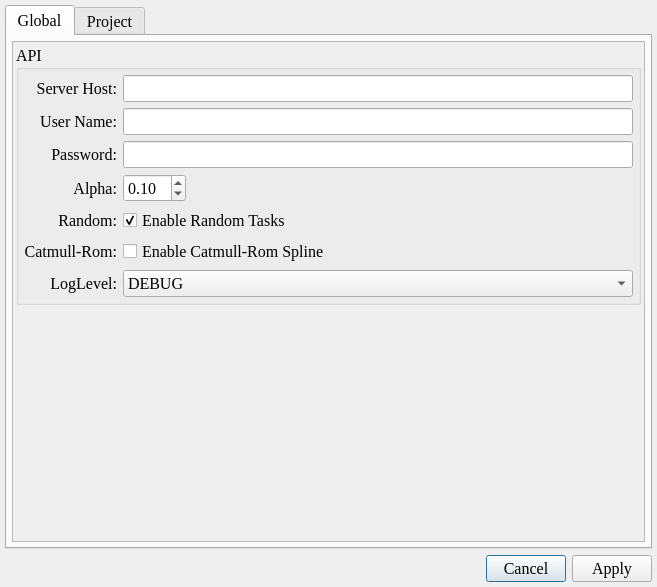
ZhengGroupLZU/ZLabel, file resources/ui/dialog_settings.ui: the form before one commit.
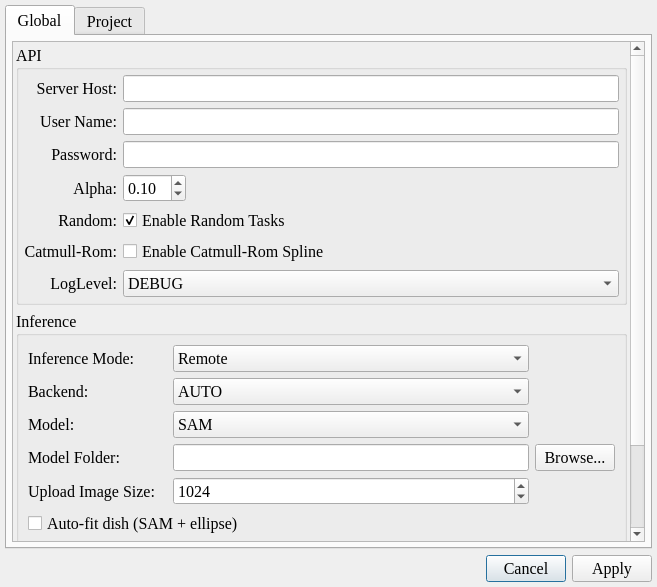
The form after the commit. Icons and pictures are not drawn.

Commit message: seed-germination workflow, SAM3 local inference, WeChat OCR, GUI test suite

Patch:
```diff
--- a/resources/ui/dialog_settings.ui
+++ b/resources/ui/dialog_settings.ui
@@ -103,8 +103,8 @@
            <rect>
             <x>0</x>
             <y>0</y>
-            <width>629</width>
-            <height>501</height>
+            <width>615</width>
+            <height>597</height>
            </rect>
           </property>
           <layout class="QGridLayout" name="gridLayout">
@@ -305,6 +305,186 @@
             </widget>
            </item>
            <item row="1" column="0">
+            <widget class="QGroupBox" name="gbox_inference">
+             <property name="title">
+              <string>Inference</string>
+             </property>
+             <layout class="QGridLayout" name="grid_inference">
+              <item row="0" column="0">
+               <widget class="QLabel" name="label_inf_mode">
+                <property name="text">
+                 <string>Inference Mode:</string>
+                </property>
+               </widget>
+              </item>
+              <item row="0" column="1">
+               <widget class="QComboBox" name="cmbox_inference_mode">
+                <item>
+                 <property name="text">
+                  <string>Remote</string>
+                 </property>
+                </item>
+                <item>
+                 <property name="text">
+                  <string>Local</string>
+                 </property>
+                </item>
+               </widget>
+              </item>
+              <item row="1" column="0">
+               <widget class="QLabel" name="label_backend">
+                <property name="text">
+                 <string>Backend:</string>
+                </property>
+               </widget>
+              </item>
+              <item row="1" column="1">
+               <widget class="QComboBox" name="cmbox_backend">
+                <item>
+                 <property name="text">
+                  <string>AUTO</string>
+                 </property>
+                </item>
+                <item>
+                 <property name="text">
+                  <string>CPU</string>
+                 </property>
+                </item>
+                <item>
+                 <property name="text">
+                  <string>CUDA</string>
+                 </property>
+                </item>
+                <item>
+                 <property name="text">
+                  <string>Metal</string>
+                 </property>
+                </item>
+                <item>
+                 <property name="text">
+                  <string>OpenCL</string>
+                 </property>
+                </item>
+               </widget>
+              </item>
+              <item row="2" column="0">
+               <widget class="QLabel" name="label_model">
+                <property name="text">
+                 <string>Model:</string>
+                </property>
+               </widget>
+              </item>
+              <item row="2" column="1">
+               <widget class="QComboBox" name="cmbox_model_name">
+                <item>
+                 <property name="text">
+                  <string>SAM</string>
+                 </property>
+                </item>
+                <item>
+                 <property name="text">
+                  <string>EdgeSAM</string>
+                 </property>
+                </item>
+                <item>
+                 <property name="text">
+                  <string>SlimSAM</string>
+                 </property>
+                </item>
+                <item>
+                 <property name="text">
+                  <string>SAM2</string>
+                 </property>
+                </item>
+                <item>
+                 <property name="text">
+                  <string>SAM3</string>
+                 </property>
+                </item>
+               </widget>
+              </item>
+              <item row="3" column="0">
+               <widget class="QLabel" name="label_model_folder">
+                <property name="text">
+                 <string>Model Folder:</string>
+                </property>
+               </widget>
+              </item>
+              <item row="3" column="1">
+               <widget class="QLineEdit" name="ledit_model_dir"/>
+              </item>
+              <item row="3" column="2">
+               <widget class="QPushButton" name="btn_model_dir">
+                <property name="text">
+                 <string>Browse...</string>
+                </property>
+               </widget>
+              </item>
+              <item row="4" column="0">
+               <widget class="QLabel" name="label_upload_size">
+                <property name="text">
+                 <string>Upload Image Size:</string>
+                </property>
+               </widget>
+              </item>
+              <item row="4" column="1">
+               <widget class="QSpinBox" name="spin_upload_size">
+                <property name="minimum">
+                 <number>64</number>
+                </property>
+                <property name="maximum">
+                 <number>8192</number>
+                </property>
+                <property name="singleStep">
+                 <number>64</number>
+                </property>
+                <property name="value">
+                 <number>1024</number>
+                </property>
+               </widget>
+              </item>
+              <item row="5" column="0" colspan="2">
+               <widget class="QCheckBox" name="ckbox_auto_dish">
+                <property name="text">
+                 <string>Auto-fit dish (SAM + ellipse)</string>
+                </property>
+               </widget>
+              </item>
+              <item row="6" column="0" colspan="2">
+               <widget class="QCheckBox" name="ckbox_ocr_skip">
+                <property name="text">
+                 <string>Skip manual timestamp input when OCR fails</string>
+                </property>
+               </widget>
+              </item>
+              <item row="7" column="0">
+               <widget class="QLabel" name="label_ocr_dir">
+                <property name="text">
+                 <string>WeChat OCR Folder:</string>
+                </property>
+               </widget>
+              </item>
+              <item row="7" column="1">
+               <widget class="QLineEdit" name="ledit_ocr_dir"/>
+              </item>
+              <item row="7" column="2">
+               <widget class="QPushButton" name="btn_ocr_dir">
+                <property name="text">
+                 <string>Browse...</string>
+                </property>
+               </widget>
+              </item>
+              <item row="8" column="0" colspan="2">
+               <widget class="QCheckBox" name="ckbox_copy_prev">
+                <property name="text">
+                 <string>Enable copy previous frame</string>
+                </property>
+               </widget>
+              </item>
+             </layout>
+            </widget>
+           </item>
+           <item row="2" column="0">
             <spacer name="verticalSpacer">
              <property name="orientation">
               <enum>Qt::Orientation::Vertical</enum>
```
Left out of the diff: 176 changed lines with no effect on the pictures. The commit also changes 74 other files.
